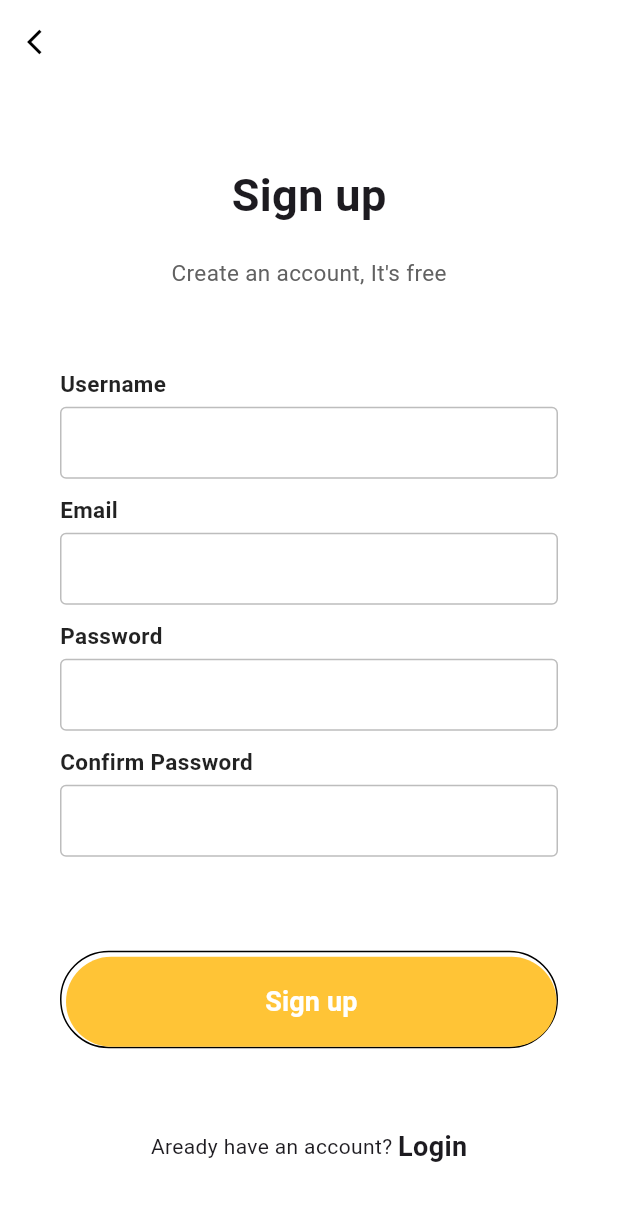
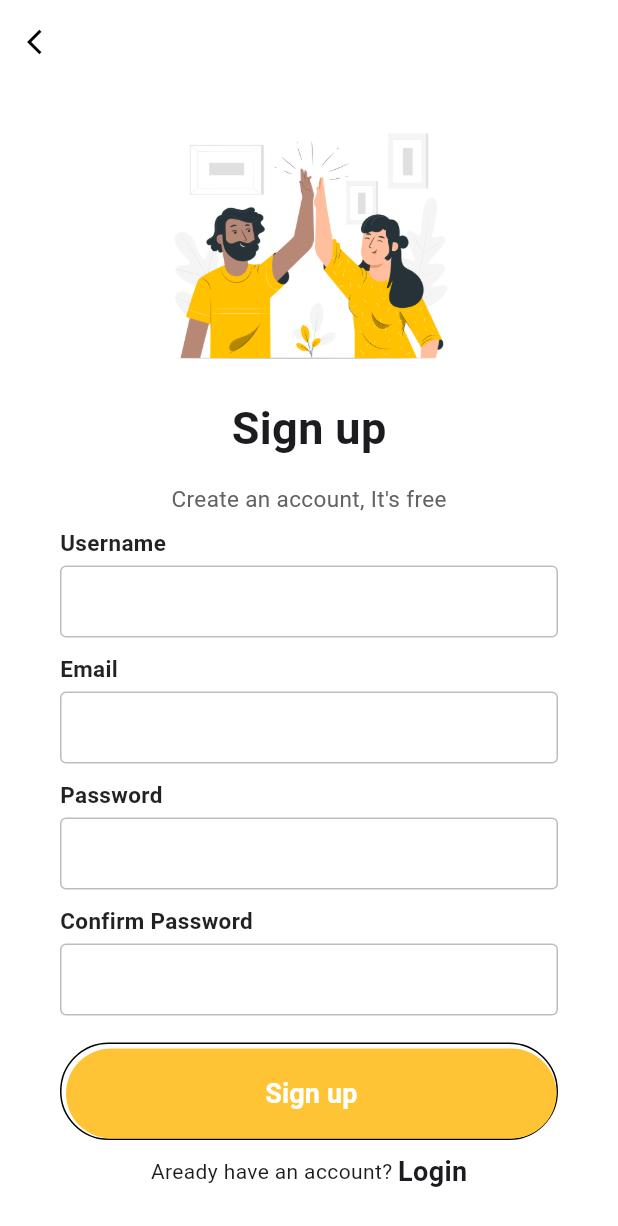
Before and after one commit to JJILU/login_signup_pages, a Flutter app: the HomePage screen opened directly, after a tap on "Sign up", on a phone screen of 412 x 824 dp. Shown: the top 1226 px of the screen. Run offline on Flutter 3.47's test engine with Material 3 defaults, Android fonts, the phone set to English and light mode, and no system bars.

```diff
--- a/lib/main.dart
+++ b/lib/main.dart
@@ -6,7 +6,7 @@ void main() {
   runApp(
     const MaterialApp(
       debugShowCheckedModeBanner: false,
-      home: LoginPage(),
+      home: SignUpPage(),
     ),
   );
 }
@@ -64,10 +64,13 @@ class HomePage extends StatelessWidget {
                     minWidth: double.infinity,
                     height: 60,
                     onPressed: () {
+                      // placeholder login api end-point
                       Navigator.push(
-                          context,
-                          MaterialPageRoute(
-                              builder: (context) => const LoginPage()));
+                        context,
+                        MaterialPageRoute(
+                          builder: (context) => const LoginPage(),
+                        ),
+                      );
                     },
                     // defining the shape
                     shape: RoundedRectangleBorder(
@@ -84,16 +87,21 @@ class HomePage extends StatelessWidget {
                       ),
                     ),
                   ),
-                  const SizedBox(height: 20,),
+                  const SizedBox(
+                    height: 20,
+                  ),
                   // Sign Up Button
                   MaterialButton(
                     minWidth: double.infinity,
                     height: 60,
                     onPressed: () {
                       Navigator.push(
-                          context,
-                          MaterialPageRoute(
-                              builder: (context) => const SignUpPage()));
+                        // placeholder signup api end-point
+                        context,
+                        MaterialPageRoute(
+                          builder: (context) => const SignUpPage(),
+                        ),
+                      );
                     },
                     // defining the shape
                     color: const Color(0xffFFC436),
--- a/lib/signup_page.dart
+++ b/lib/signup_page.dart
@@ -21,9 +21,13 @@ class _SignUpPageState extends State<SignUpPage> {
         backgroundColor: Colors.white,
         leading: IconButton(
           onPressed: () {
-
-            Navigator.push(context, MaterialPageRoute(builder: (context) => const HomePage(),),);
-
+            // placeholder login api end-point
+            Navigator.push(
+              context,
+              MaterialPageRoute(
+                builder: (context) => const HomePage(),
+              ),
+            );
           },
           icon: const Icon(
             Icons.arrow_back_ios,
@@ -44,6 +48,16 @@ class _SignUpPageState extends State<SignUpPage> {
             children: [
               Column(
                 children: [
+                  Container(
+                    padding: const EdgeInsets.only(top: 100),
+                    height: 200,
+                    decoration: const BoxDecoration(
+                      image: DecorationImage(
+                        image: AssetImage("assets/images/register.png"),
+                        fit: BoxFit.fitHeight,
+                      ),
+                    ),
+                  ),
                   const Text(
                     "Sign up",
                     style: TextStyle(
@@ -52,7 +66,7 @@ class _SignUpPageState extends State<SignUpPage> {
                     ),
                   ),
                   const SizedBox(
-                    height: 20,
+                    height: 15,
                   ),
                   Text(
                     "Create an account, It's free",
@@ -100,6 +114,7 @@ class _SignUpPageState extends State<SignUpPage> {
                   minWidth: double.infinity,
                   height: 60,
                   onPressed: () {
+                    // placeholder login api end-point
                     Navigator.push(
                       context,
                       MaterialPageRoute(
@@ -122,19 +137,31 @@ class _SignUpPageState extends State<SignUpPage> {
                   ),
                 ),
               ),
-             const  Row(
+              Row(
                 mainAxisAlignment: MainAxisAlignment.center,
                 children: [
-                  Text("Aready have an account? "),
-                  Text(
-                    "Login",
-                    style: TextStyle(
-                      fontWeight: FontWeight.w600,
-                      fontSize: 18,
+                  const Text("Aready have an account? "),
+                  InkWell(
+                    onTap: () {
+                      // placeholder login api end-point
+                      Navigator.push(
+                          context,
+                          MaterialPageRoute(
+                              builder: (contex) => const LoginPage()));
+                    },
+                    child: const Text(
+                      "Login",
+                      style: TextStyle(
+                        fontWeight: FontWeight.w600,
+                        fontSize: 18,
+                      ),
                     ),
                   )
                 ],
-              )
+              ),
+              const SizedBox(
+                height: 20,
+              ),
             ],
           ),
         ),
```
Also changed, not shown: lib/forgort_password_page.dart (added, +33 -0 lines), lib/login_page.dart (+41 -11 lines), lib/otp_verification.dart (added), lib/wellcome_page.dart (added).
